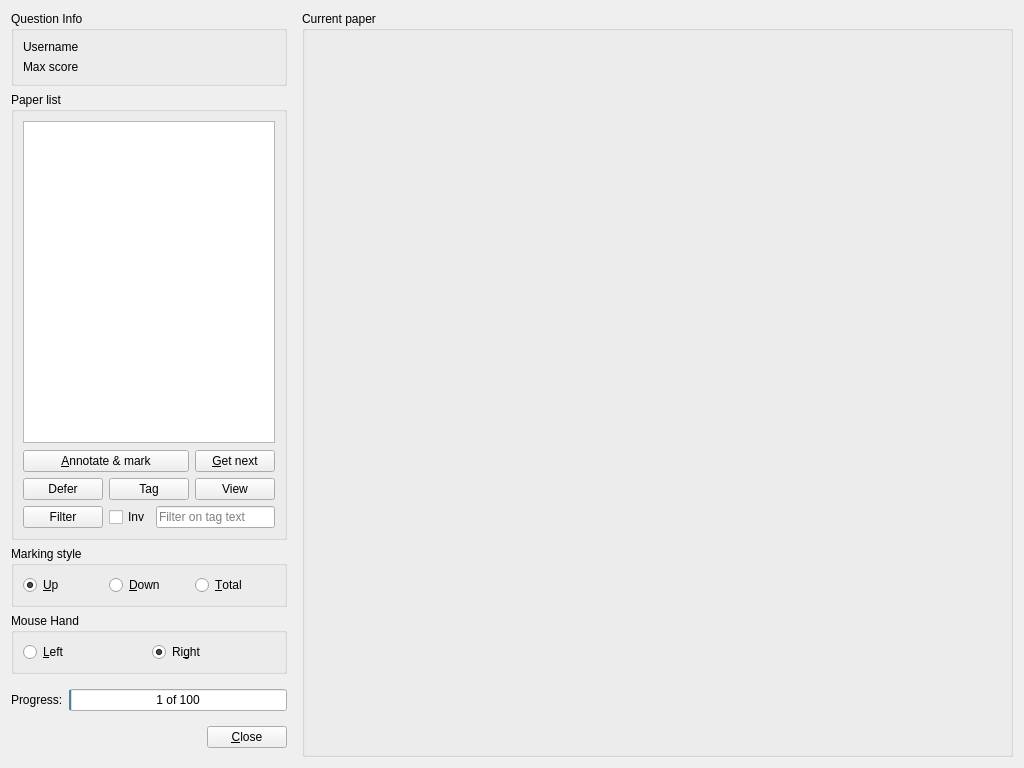
Above: qtCreatorFiles/ui_marker.ui from plomgrading/plom before the change. Below: the same form after it.
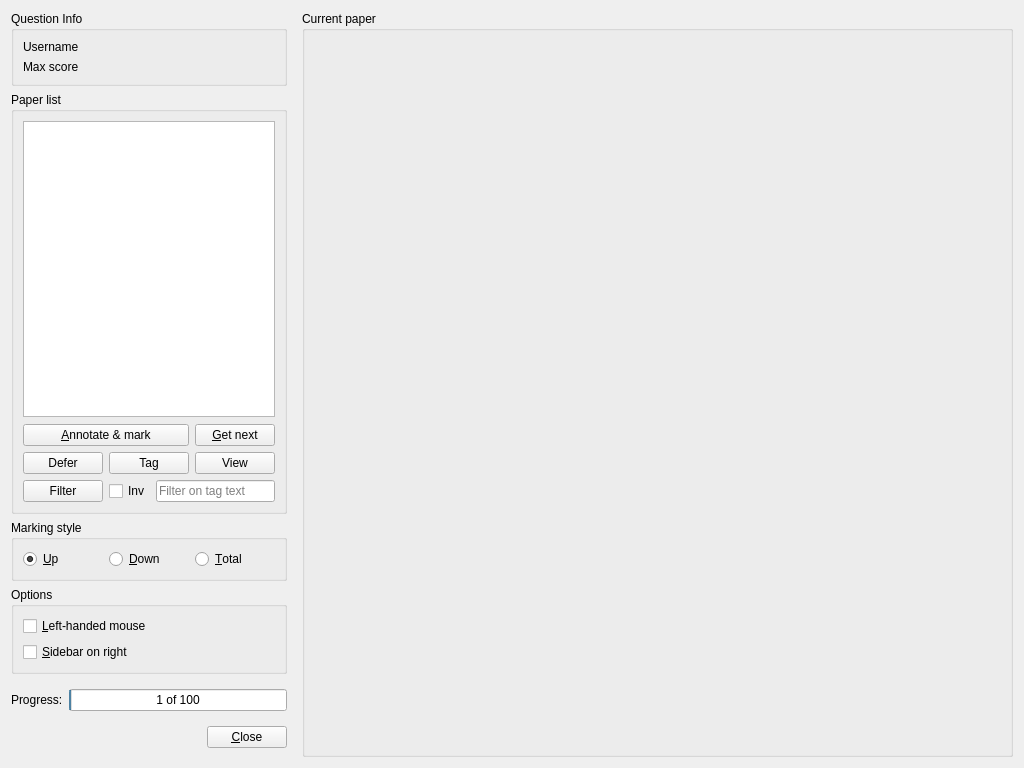
That is the form after the change. Custom widgets are drawn as their Qt base class.

Commit message:
Add sidebar position setting to Marker
This keeps the status quo b/c users can choose both left-mouse and right
sidebar, in the same place so no regression.

```diff
--- a/qtCreatorFiles/ui_marker.ui
+++ b/qtCreatorFiles/ui_marker.ui
@@ -279,13 +279,16 @@
       <item>
        <widget class="QGroupBox" name="handChoiceBox">
         <property name="title">
-         <string>Mouse Hand</string>
+         <string>Options</string>
         </property>
-        <layout class="QHBoxLayout" name="horizontalLayout_3">
+        <layout class="QVBoxLayout" name="verticalLayout_3">
          <item>
-          <widget class="QRadioButton" name="leftMouseRB">
+          <widget class="QCheckBox" name="leftMouseCB">
+           <property name="toolTip">
+            <string>Move keyboard shortcuts to right hand</string>
+           </property>
            <property name="text">
-            <string>&amp;Left</string>
+            <string>&amp;Left-handed mouse</string>
            </property>
            <attribute name="buttonGroup">
             <string notr="true">mouseHandGroup</string>
@@ -293,16 +296,10 @@
           </widget>
          </item>
          <item>
-          <widget class="QRadioButton" name="rightMouseRB">
+          <widget class="QCheckBox" name="sidebarRightCB">
            <property name="text">
-            <string>Ri&amp;ght</string>
+            <string>&amp;Sidebar on right</string>
            </property>
-           <property name="checked">
-            <bool>true</bool>
-           </property>
-           <attribute name="buttonGroup">
-            <string notr="true">mouseHandGroup</string>
-           </attribute>
           </widget>
          </item>
         </layout>
```
Left out of the diff: 6 changed lines with no effect on the pictures. The commit also changes 4 other files.
